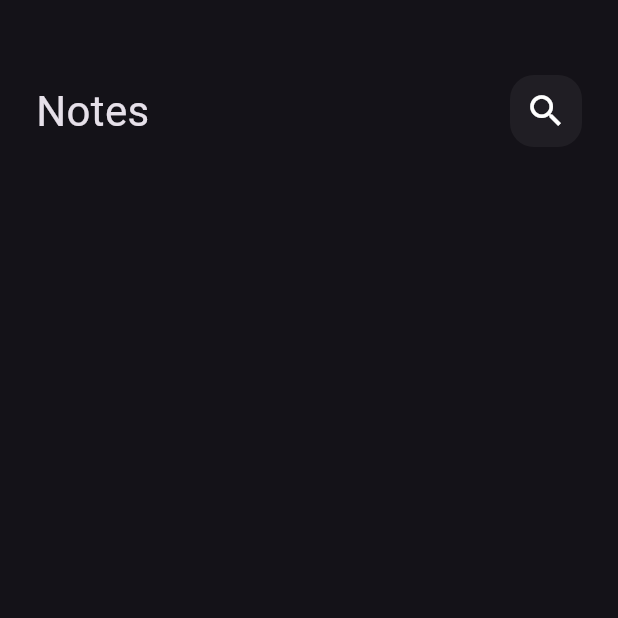
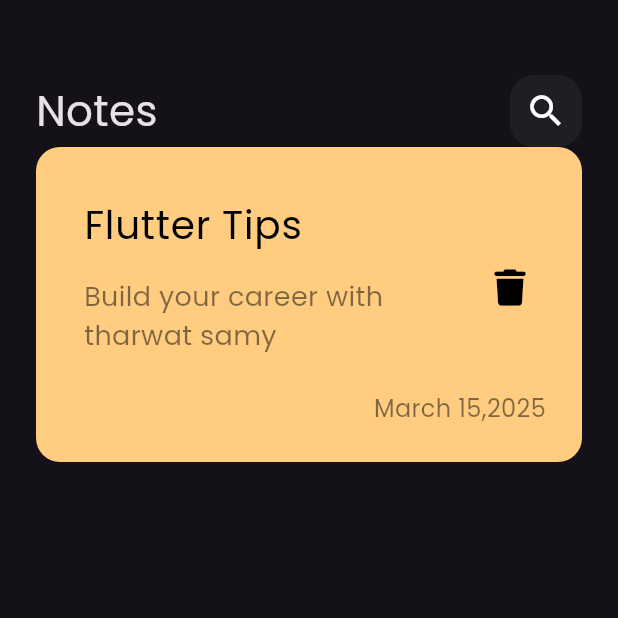
Before and after one commit to fatma-gelil/Notes_App, a Flutter app: the screen it shows after launch, on a phone screen of 412 x 824 dp, the top half of it. Run offline on Flutter 3.47's test engine with Material 3 defaults, Android fonts, the phone set to English and light mode, and no system bars; our stand-ins replace font_awesome_flutter.

Commit message:
custom note item

```diff
--- a/lib/main.dart
+++ b/lib/main.dart
@@ -12,8 +12,8 @@ class NotesApp extends StatelessWidget {
   Widget build(BuildContext context) {
     return MaterialApp(
       debugShowCheckedModeBanner: false,
-      theme: ThemeData.dark(),
-      home:const NotesView(),
+      theme: ThemeData(brightness: Brightness.dark, fontFamily: 'Poppins'),
+      home: const NotesView(),
     );
   }
 }
--- /dev/null
+++ b/lib/widgets/note_item.dart
@@ -0,0 +1,53 @@
+import 'package:flutter/material.dart';
+import 'package:font_awesome_flutter/font_awesome_flutter.dart';
+
+class NoteItem extends StatelessWidget {
+  const NoteItem({super.key});
+
+  @override
+  Widget build(BuildContext context) {
+    return Container(
+      decoration: BoxDecoration(
+          color: const Color(0xffFFCC80),
+          borderRadius: BorderRadius.circular(16)),
+      child: Padding(
+        padding: const EdgeInsets.only(top: 24, bottom: 24, left: 16),
+        child: Column(
+          crossAxisAlignment: CrossAxisAlignment.end,
+          children: [
+            ListTile(
+              title: const Text(
+                'Flutter Tips',
+                style: TextStyle(color: Colors.black, fontSize: 26),
+              ),
+              subtitle: Padding(
+                padding: const EdgeInsets.symmetric(vertical: 16),
+                child: Text(
+                  'Build your career with tharwat samy',
+                  style: TextStyle(
+                      color: Colors.black.withOpacity(.5), fontSize: 18),
+                ),
+              ),
+              trailing: IconButton(
+                onPressed: () {},
+                icon: const Icon(
+                  FontAwesomeIcons.trash,
+                  size: 24,
+                  color: Colors.black,
+                ),
+              ),
+            ),
+            Padding(
+              padding: const EdgeInsets.only(right: 24),
+              child: Text(
+                'March 15,2025',
+                style: TextStyle(
+                    color: Colors.black.withOpacity(.5), fontSize: 16),
+              ),
+            )
+          ],
+        ),
+      ),
+    );
+  }
+}
--- a/lib/widgets/notes_view_body.dart
+++ b/lib/widgets/notes_view_body.dart
@@ -1,5 +1,6 @@
 import 'package:flutter/material.dart';
 import 'package:notes_app/widgets/custom_app_bart.dart';
+import 'package:notes_app/widgets/note_item.dart';
 
 class NotesViewBody extends StatelessWidget {
   const NotesViewBody({super.key});
@@ -10,8 +11,11 @@ class NotesViewBody extends StatelessWidget {
       padding: EdgeInsets.symmetric(horizontal: 24),
       child: Column(
         children: [
-          SizedBox(height: 50,),
+          SizedBox(
+            height: 50,
+          ),
           CustomAppBar(),
+          NoteItem()
         ],
       ),
     );
```
Also changed, not shown: pubspec.yaml (+7 -7 lines), assets/fonts/Poppins-Regular.ttf (added), pubspec.lock.
